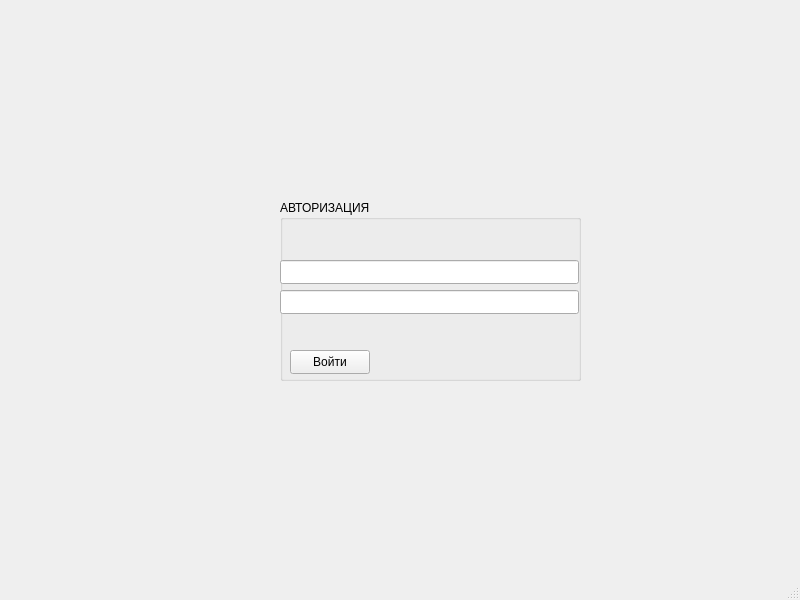
Above: src/loginwindow.ui from f0rw4rd-dev/hse-hsms-wpf before the change. Below: the same form after it.
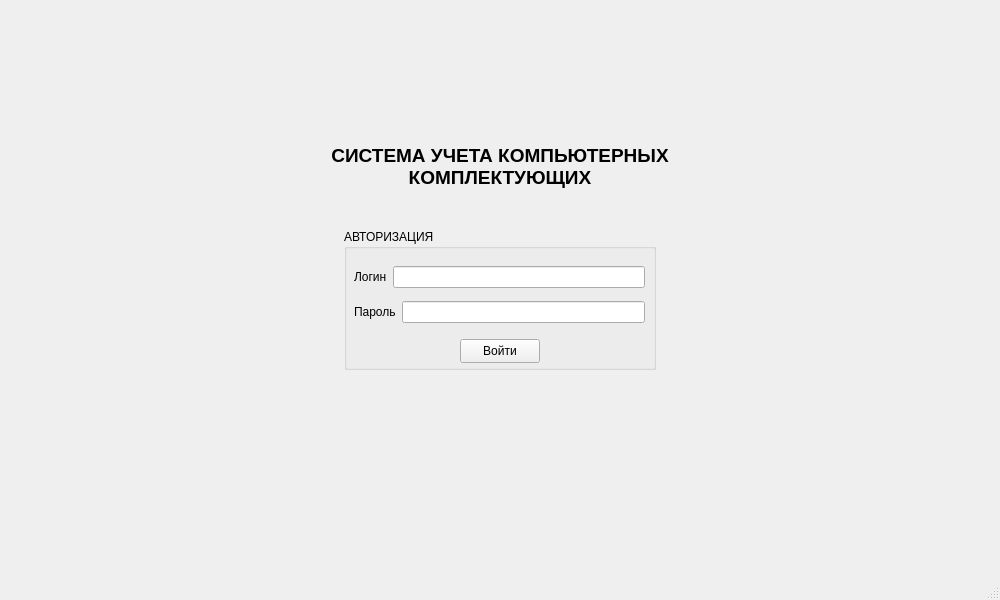
That is the form after the change.

The edit to the form file:
```diff
--- a/src/loginwindow.ui
+++ b/src/loginwindow.ui
@@ -6,51 +6,121 @@
    <rect>
     <x>0</x>
     <y>0</y>
-    <width>800</width>
+    <width>1000</width>
     <height>600</height>
    </rect>
   </property>
+  <property name="sizePolicy">
+   <sizepolicy hsizetype="Fixed" vsizetype="Fixed">
+    <horstretch>53</horstretch>
+    <verstretch>36</verstretch>
+   </sizepolicy>
+  </property>
+  <property name="font">
+   <font>
+    <bold>false</bold>
+   </font>
+  </property>
   <property name="windowTitle">
    <string>MainWindow</string>
   </property>
+  <property name="autoFillBackground">
+   <bool>false</bool>
+  </property>
+  <property name="styleSheet">
+   <string notr="true"/>
+  </property>
   <widget class="QWidget" name="centralwidget">
+   <widget class="QLabel" name="label">
+    <property name="geometry">
+     <rect>
+      <x>307</x>
+      <y>140</y>
+      <width>386</width>
+      <height>52</height>
+     </rect>
+    </property>
+    <property name="font">
+     <font>
+      <pointsize>14</pointsize>
+      <bold>true</bold>
+     </font>
+    </property>
+    <property name="text">
+     <string>СИСТЕМА УЧЕТА КОМПЬЮТЕРНЫХ КОМПЛЕКТУЮЩИХ</string>
+    </property>
+    <property name="alignment">
+     <set>Qt::AlignCenter</set>
+    </property>
+    <property name="wordWrap">
+     <bool>true</bool>
+    </property>
+   </widget>
    <widget class="QGroupBox" name="groupBox">
     <property name="geometry">
      <rect>
-      <x>280</x>
-      <y>200</y>
-      <width>301</width>
-      <height>181</height>
+      <x>344</x>
+      <y>229</y>
+      <width>312</width>
+      <height>141</height>
      </rect>
     </property>
     <property name="title">
      <string>АВТОРИЗАЦИЯ</string>
     </property>
-    <widget class="QLineEdit" name="leLogin">
-     <property name="geometry">
-      <rect>
-       <x>0</x>
-       <y>60</y>
-       <width>299</width>
-       <height>24</height>
-      </rect>
-     </property>
-    </widget>
-    <widget class="QLineEdit" name="lePassword">
-     <property name="geometry">
-      <rect>
-       <x>0</x>
-       <y>90</y>
-       <width>299</width>
-       <height>24</height>
-      </rect>
-     </property>
-    </widget>
-    <widget class="QPushButton" name="pbLogin">
+    <widget class="QWidget" name="verticalLayoutWidget">
      <property name="geometry">
       <rect>
        <x>10</x>
-       <y>150</y>
+       <y>30</y>
+       <width>291</width>
+       <height>71</height>
+      </rect>
+     </property>
+     <layout class="QVBoxLayout" name="verticalLayout">
+      <item>
+       <layout class="QHBoxLayout" name="horizontalLayout">
+        <item>
+         <widget class="QLabel" name="label_2">
+          <property name="text">
+           <string>Логин</string>
+          </property>
+         </widget>
+        </item>
+        <item>
+         <widget class="QLineEdit" name="inputLogin">
+          <property name="inputMask">
+           <string/>
+          </property>
+         </widget>
+        </item>
+       </layout>
+      </item>
+      <item>
+       <layout class="QHBoxLayout" name="horizontalLayout_2">
+        <item>
+         <widget class="QLabel" name="label_3">
+          <property name="text">
+           <string>Пароль</string>
+          </property>
+         </widget>
+        </item>
+        <item>
+         <widget class="QLineEdit" name="inputPassword">
+          <property name="maxLength">
+           <number>32</number>
+          </property>
+         </widget>
+        </item>
+       </layout>
+      </item>
+     </layout>
+    </widget>
+    <widget class="QPushButton" name="pbLogin">
+     <property name="geometry">
+      <rect>
+       <x>116</x>
+       <y>110</y>
        <width>80</width>
        <height>24</height>
       </rect>
```
Left out of the diff: 2 changed lines with no effect on the pictures.
